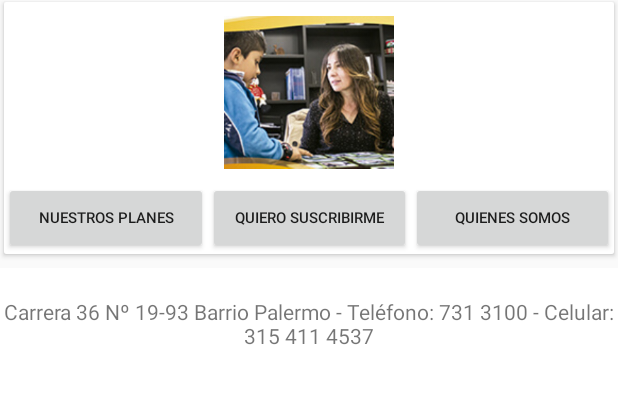
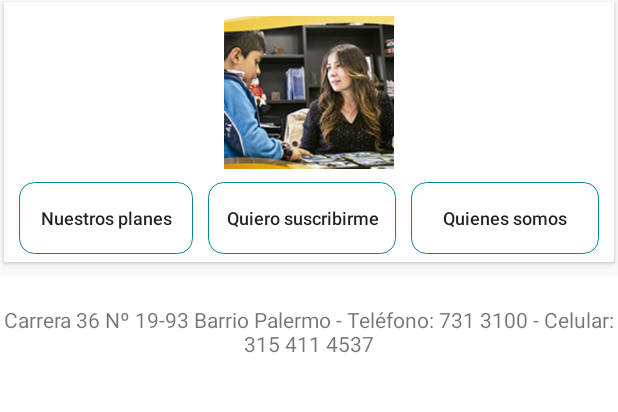
Before and after one commit to KarolBurgos/AplicaciProtegemos, an Android app: the layout fragment_inicio_app.xml on its own in the app's theme, with its tools: preview values and no code run, on a phone screen of 412 x 824 dp, the part 370-782 px from its top. Run offline under Robolectric (Android 15) with nearby library versions, the phone set to English and light mode, and no system bars; network calls fail; Roboto replaces fonts that are not available here.

Commit message:
Mapa protegemos

```diff
--- a/app/src/main/res/drawable/register_buttonsty.xml
+++ b/app/src/main/res/drawable/register_buttonsty.xml
@@ -2,7 +2,7 @@
 <selector xmlns:android="http://schemas.android.com/apk/res/android">
     <item android:state_focused="false" android:state_pressed="false">
         <shape>
-            <solid android:color="#FF6EADB5"/>
+
             <!--<solid android:color="#E5E7E9"/>-->
             <stroke android:width="0.5dp" android:color="#FF0A8797" />
             <corners android:radius="10dp" />
--- a/app/src/main/res/layout/fragment_inicio_app.xml
+++ b/app/src/main/res/layout/fragment_inicio_app.xml
@@ -123,31 +123,45 @@
                                 <LinearLayout
                                     android:layout_width="match_parent"
                                     android:layout_height="wrap_content"
-                                    android:orientation="horizontal">
+                                    android:orientation="horizontal"
+                                    android:paddingBottom="5dp">
 
                                     <Button
                                         android:id="@+id/btnplanes"
                                         android:layout_width="match_parent"
                                         android:layout_height="wrap_content"
+                                        android:layout_marginEnd="10dp"
+                                        android:layout_marginStart="10dp"
                                         android:layout_weight="1"
+                                        android:background="@drawable/register_buttonsty"
                                         android:text="Nuestros planes"
-                                        android:textSize="10sp" />
+                                        android:textAllCaps="false"
+                                        android:textSize="12sp"
+                                        tools:ignore="RtlCompat" />
 
                                     <Button
                                         android:id="@+id/btnsus"
                                         android:layout_width="match_parent"
                                         android:layout_height="wrap_content"
+                                        android:layout_marginEnd="10dp"
                                         android:layout_weight="1"
+                                        android:background="@drawable/register_buttonsty"
                                         android:text="Quiero suscribirme"
-                                        android:textSize="10sp" />
+                                        android:textAllCaps="false"
+                                        android:textSize="12sp"
+                                        tools:ignore="RtlCompat" />
 
                                     <Button
                                         android:id="@+id/btnquien"
                                         android:layout_width="match_parent"
                                         android:layout_height="wrap_content"
+                                        android:layout_marginEnd="10dp"
                                         android:layout_weight="1"
+                                        android:background="@drawable/register_buttonsty"
                                         android:text="Quienes somos"
-                                        android:textSize="10sp" />
+                                        android:textAllCaps="false"
+                                        android:textSize="12sp"
+                                        tools:ignore="RtlCompat" />
 
                                 </LinearLayout>
 
```
